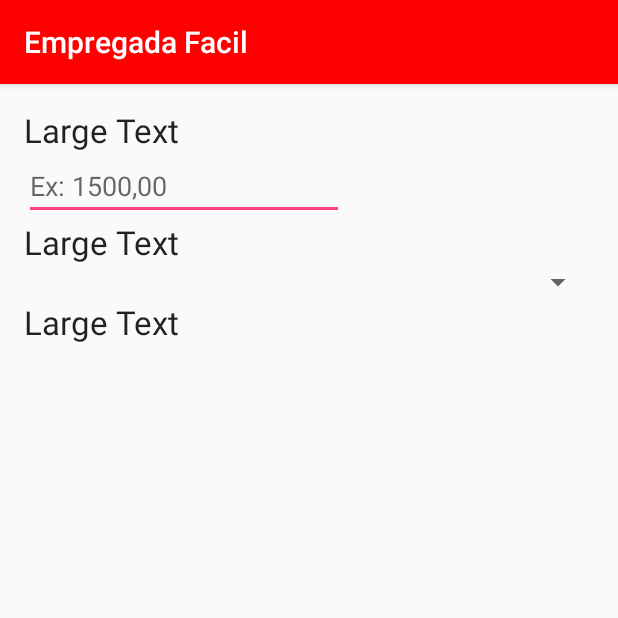
After one commit to houspiller/EmpregadaFacil, an Android app: the CalculaDecimoTerceiroActivity screen opened directly, with no data from a screen before it, on a phone screen of 412 x 824 dp, the top half of it. The commit adds this screen. Run offline under Robolectric (Android 15) with nearby library versions, the phone set to English and light mode, and no system bars.

Commit message:
* Inicio do calculo do 13º

```diff
--- a/app/src/main/AndroidManifest.xml
+++ b/app/src/main/AndroidManifest.xml
@@ -17,6 +17,8 @@
         </activity>
         <activity android:name=".CalculaSalarioActivity" >
         </activity>
+        <activity android:name=".CalculaDecimoTerceiroActivity" >
+        </activity>
     </application>
 
 </manifest>
--- /dev/null
+++ b/app/src/main/java/br/com/ieb/posgraduacao/empregadafacil/CalculaDecimoTerceiroActivity.java
@@ -0,0 +1,13 @@
+package br.com.ieb.posgraduacao.empregadafacil;
+
+import android.support.v7.app.AppCompatActivity;
+import android.os.Bundle;
+
+public class CalculaDecimoTerceiroActivity extends AppCompatActivity {
+
+    @Override
+    protected void onCreate(Bundle savedInstanceState) {
+        super.onCreate(savedInstanceState);
+        setContentView(R.layout.activity_calcula_decimo_terceiro);
+    }
+}
--- a/app/src/main/java/br/com/ieb/posgraduacao/empregadafacil/MainActivity.java
+++ b/app/src/main/java/br/com/ieb/posgraduacao/empregadafacil/MainActivity.java
@@ -19,4 +19,9 @@
         Intent intentGoCalculaSalarioActivity = new Intent(this, CalculaSalarioActivity.class);
         startActivity(intentGoCalculaSalarioActivity);
     }
+
+    public void irCalculaDecimoTerceiroActivity(View view){
+        Intent intentGoCalculaDecimoTerceiroActivity = new Intent(this, CalculaDecimoTerceiroActivity.class);
+        startActivity(intentGoCalculaDecimoTerceiroActivity);
+    }
 }
--- /dev/null
+++ b/app/src/main/res/layout/activity_calcula_decimo_terceiro.xml
@@ -0,0 +1,45 @@
+<?xml version="1.0" encoding="utf-8"?>
+<LinearLayout xmlns:android="http://schemas.android.com/apk/res/android"
+    xmlns:tools="http://schemas.android.com/tools" android:layout_width="match_parent"
+    android:layout_height="match_parent" android:paddingLeft="@dimen/activity_horizontal_margin"
+    android:orientation="vertical"
+    android:paddingRight="@dimen/activity_horizontal_margin"
+    android:paddingTop="@dimen/activity_vertical_margin"
+    android:paddingBottom="@dimen/activity_vertical_margin"
+    tools:context="br.com.ieb.posgraduacao.empregadafacil.CalculaDecimoTerceiroActivity">
+
+    <TextView
+        android:layout_width="wrap_content"
+        android:layout_height="wrap_content"
+        android:textAppearance="?android:attr/textAppearanceLarge"
+        android:text="Large Text"
+        android:id="@+id/textView2" />
+
+    <EditText
+        android:layout_width="wrap_content"
+        android:layout_height="wrap_content"
+        android:inputType="numberDecimal"
+        android:ems="10"
+        android:id="@+id/et_salario_bruto_13"
+        android:hint="Ex: 1500,00" />
+
+    <TextView
+        android:layout_width="wrap_content"
+        android:layout_height="wrap_content"
+        android:textAppearance="?android:attr/textAppearanceLarge"
+        android:text="Large Text"
+        android:id="@+id/textView3" />
+
+    <Spinner
+        android:layout_width="match_parent"
+        android:layout_height="wrap_content"
+        android:id="@+id/spinner" />
+
+    <TextView
+        android:layout_width="wrap_content"
+        android:layout_height="wrap_content"
+        android:textAppearance="?android:attr/textAppearanceLarge"
+        android:text="Large Text"
+        android:id="@+id/textView4" />
+
+</LinearLayout>
--- a/app/src/main/res/layout/activity_main.xml
+++ b/app/src/main/res/layout/activity_main.xml
@@ -22,4 +22,11 @@
         android:id="@+id/button"
         android:layout_marginTop="15dp"
         android:onClick="irCalculaSalarioActivity" />
+
+    <Button
+        android:layout_width="wrap_content"
+        android:layout_height="wrap_content"
+        android:text="Calcular 13º Salário"
+        android:id="@+id/button2"
+        android:onClick="irCalculaDecimoTerceiroActivity" />
 </LinearLayout>
```
